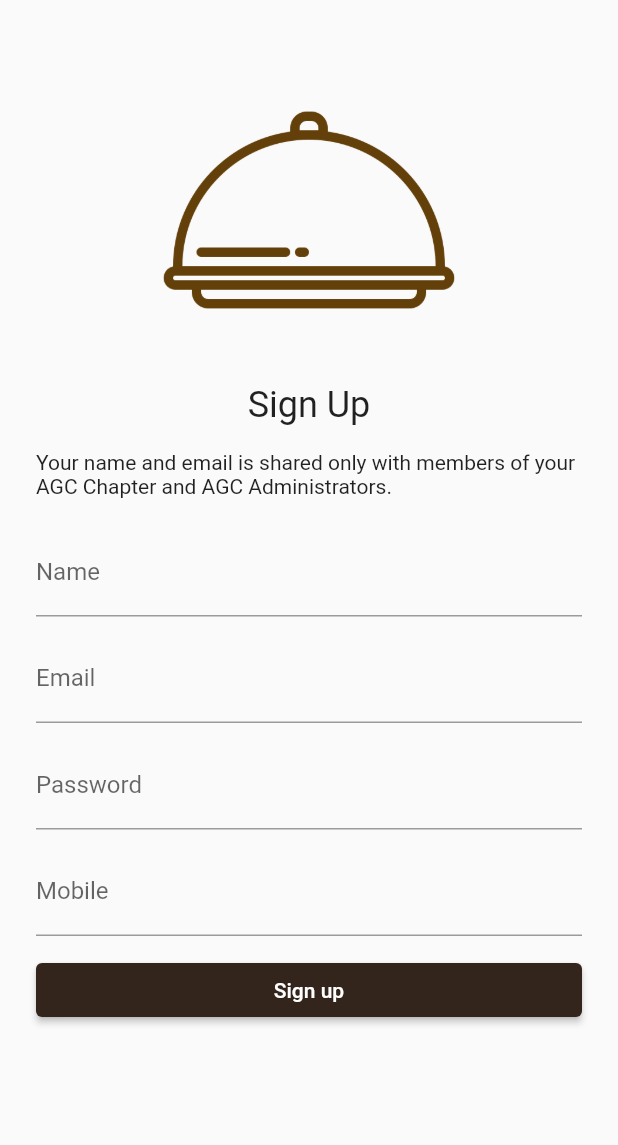
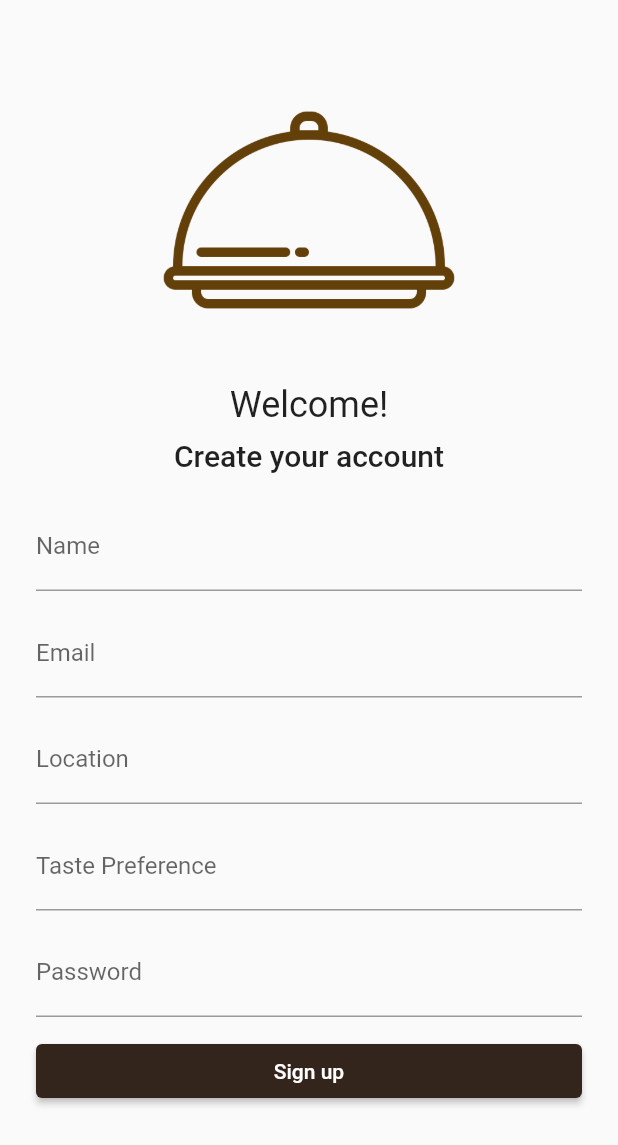
Before and after one commit to TaDish-App/TaDish, a Flutter app: the SignupView screen opened by its route, on a phone screen of 412 x 824 dp. Shown: the top 1145 px of the screen. Run offline on Flutter 3.47's test engine with Material 2 defaults, Android fonts, the phone set to English and light mode, and no system bars.

Commit message:
sign in and sign up mockup

```diff
--- a/tadish/lib/pages/signin/signin_view.dart
+++ b/tadish/lib/pages/signin/signin_view.dart
@@ -27,12 +27,13 @@ class _SigninViewState extends State<SigninView> {
                 Image.asset('assets/images/cloche_dark.png', width: 200),
                 const SizedBox(height: 16.0),
                 Text(
-                  "Welcome to",
+                  "Welcome back!",
+                  style: Theme.of(context).textTheme.headlineSmall,
+                ),
+                const SizedBox(height: 8.0),
+                Text(
+                  "Login to your account",
                   style: Theme.of(context).textTheme.titleLarge,
-                ),
-                Text(
-                  "Agile Garden Club",
-                  style: Theme.of(context).textTheme.headlineSmall,
                 ),
               ],
             ),
--- a/tadish/lib/pages/signup/signup_view.dart
+++ b/tadish/lib/pages/signup/signup_view.dart
@@ -14,7 +14,8 @@ class _SignupViewState extends State<SignupView> {
   final _usernameController = TextEditingController();
   final _emailController = TextEditingController();
   final _passwordController = TextEditingController();
-  final _mobileController = TextEditingController();
+  final _locationController = TextEditingController();
+  final _tasteController = TextEditingController();
 
   @override
   Widget build(BuildContext context) {
@@ -29,12 +30,14 @@ class _SignupViewState extends State<SignupView> {
                 Image.asset('assets/images/cloche_dark.png', width: 200),
                 const SizedBox(height: 16.0),
                 Text(
-                  "Sign Up",
+                  "Welcome!",
                   style: Theme.of(context).textTheme.headlineSmall,
                 ),
-                const SizedBox(height: 16.0),
-                const Text(
-                    "Your name and email is shared only with members of your AGC Chapter and AGC Administrators."),
+                const SizedBox(height: 8.0),
+                Text(
+                  "Create your account",
+                  style: Theme.of(context).textTheme.titleLarge,
+                ),
               ],
             ),
             const SizedBox(height: 20.0),
@@ -54,18 +57,25 @@ class _SignupViewState extends State<SignupView> {
             ),
             const SizedBox(height: 12.0),
             TextField(
+              controller: _locationController,
+              decoration: const InputDecoration(
+                labelText: 'Location',
+              ),
+            ),
+            const SizedBox(height: 12.0),
+            TextField(
+              controller: _tasteController,
+              decoration: const InputDecoration(
+                labelText: 'Taste Preference',
+              ),
+            ),
+            const SizedBox(height: 12.0),
+            TextField(
               controller: _passwordController,
               decoration: const InputDecoration(
                 labelText: 'Password',
               ),
               obscureText: true,
-            ),
-            const SizedBox(height: 12.0),
-            TextField(
-              controller: _mobileController,
-              decoration: const InputDecoration(
-                labelText: 'Mobile',
-              ),
             ),
             const SizedBox(height: 12.0),
             ElevatedButton(
```
